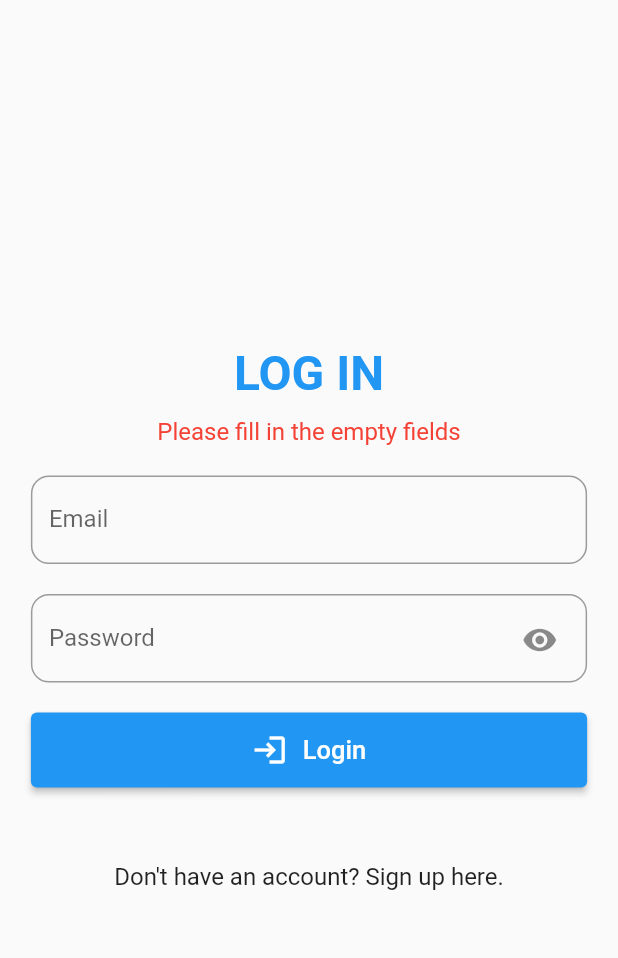
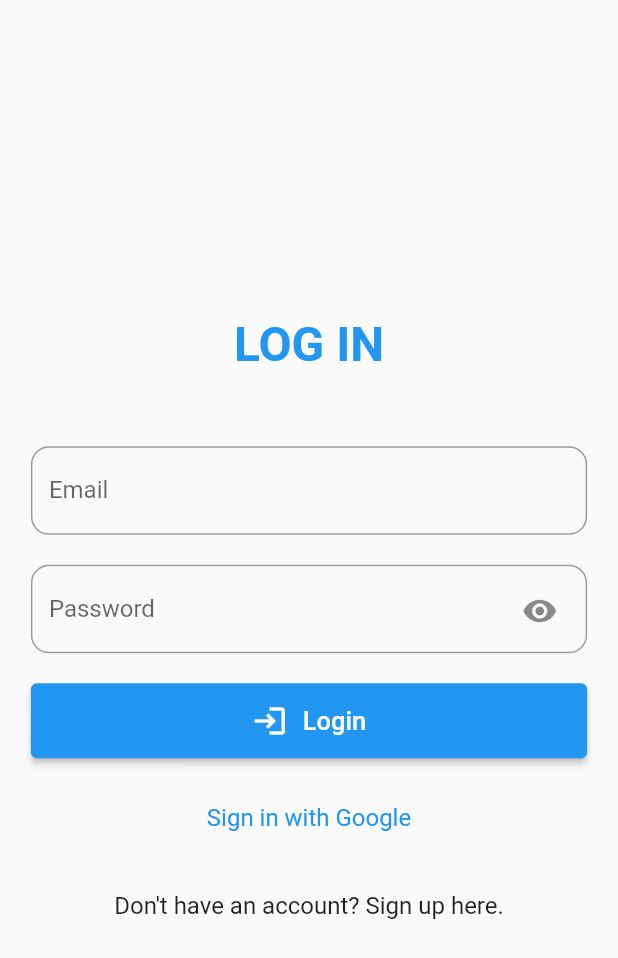
Before and after one commit to hannahlabana/cis2202-introToFlutter, a Flutter app: the screen it shows after launch, after a tap on "Login", on a phone screen of 412 x 824 dp. Shown: the top 958 px of the screen. Run offline on Flutter 3.47's test engine with Material 2 defaults, Android fonts, the phone set to English and light mode, and no system bars; drawn by our look-alikes of modal_progress_hud_nsn; our stand-ins replace firebase_auth, firebase_core, google_sign_in; accounts and stored records are empty.

Commit message:
google sign in added

```diff
--- a/lib/main.dart
+++ b/lib/main.dart
@@ -1,8 +1,11 @@
 import 'package:flutter/material.dart';
 import 'package:flutter_intro/routes.dart';
 import 'package:flutter_intro/screens/LoginScreen.dart';
+import 'package:firebase_core/firebase_core.dart';
 
-void main() {
+void main() async {
+  WidgetsFlutterBinding.ensureInitialized();
+  await Firebase.initializeApp();
   runApp(MaterialApp(
     debugShowCheckedModeBanner: false,
     initialRoute: LoginScreen.routeName,
--- a/lib/screens/Dashboard.dart
+++ b/lib/screens/Dashboard.dart
@@ -8,16 +8,16 @@ class Dashboard extends StatefulWidget {
   State<Dashboard> createState() => _DashboardState();
 }
 
-class ScreenArguments {
-  final String message;
+// class ScreenArguments {
+//   final String message;
 
-  ScreenArguments(this.message);
-}
+//   ScreenArguments(this.message);
+// }
 
 class _DashboardState extends State<Dashboard> {
   @override
   Widget build(BuildContext context) {
-  final args = ModalRoute.of(context)!.settings.arguments as ScreenArguments;
+  //final args = ModalRoute.of(context)!.settings.arguments as ScreenArguments;
 
     return Scaffold(
       appBar: AppBar(
@@ -37,7 +37,7 @@ class _DashboardState extends State<Dashboard> {
         ],
       ),
       body: Center(
-        child: Text(args.message),
+        //child: Text(args.message),
       ),
     );
   }
--- a/lib/screens/LoginScreen.dart
+++ b/lib/screens/LoginScreen.dart
@@ -4,6 +4,8 @@ import 'package:flutter_intro/screens/SignUp.dart';
 import 'package:flutter_intro/widget/CustomTextField.dart';
 import 'package:flutter_intro/widget/PasswordField.dart';
 import 'package:flutter_intro/widget/PrimaryButton.dart';
+import 'package:flutter_intro/services/AuthService.dart';
+import 'package:modal_progress_hud_nsn/modal_progress_hud_nsn.dart';
 
 class LoginScreen extends StatefulWidget {
   static String routeName = "/login";
@@ -14,9 +16,11 @@ class LoginScreen extends StatefulWidget {
 }
 
 class _LoginScreenState extends State<LoginScreen> {
+  AuthService _authService = AuthService();
   final TextEditingController emailController = TextEditingController();
   final TextEditingController passwordController = TextEditingController();
   bool obscurePassword = true;
+  bool isLogginIn = false;
   String validation = '';
 
   @override
@@ -25,18 +29,25 @@ class _LoginScreenState extends State<LoginScreen> {
     return Scaffold(
       body: Container(
           child: Center(
+        child: ModalProgressHUD(
+          inAsyncCall: isLogginIn,
           child: SingleChildScrollView(
               child: Center(
                   child: Container(
                       width: width * 0.9,
                       child: Column(
                         children: [
-                        Text('LOG IN', style: TextStyle(fontSize: 32.0, color: Colors.blue, fontWeight: FontWeight.bold)),
+                          Text('LOG IN',
+                              style: TextStyle(
+                                  fontSize: 32.0,
+                                  color: Colors.blue,
+                                  fontWeight: FontWeight.bold)),
                           const SizedBox(
                             height: 10.0,
                           ),
                           Text(validation,
-                          style: TextStyle(fontSize: 16.0, color: Colors.red)),
+                              style:
+                                  TextStyle(fontSize: 16.0, color: Colors.red)),
                           const SizedBox(
                             height: 20.0,
                           ),
@@ -61,26 +72,44 @@ class _LoginScreenState extends State<LoginScreen> {
                               text: "Login",
                               iconData: Icons.login,
                               onPress: () {
-                              if(emailController.text == '' ||
-                                passwordController.text == ''){
-                                  setState(() {
-                                    validation = "Please fill in the empty fields";
-                                  });
-                              } else if (!emailController.text.contains('@')
-                                  || !emailController.text.contains('.com')) {
-                                setState(() {
-                                  validation = "Please provide a valid email";
-                                });
-                              } else {
-                                Navigator.pushReplacementNamed(
-                                  context, Dashboard.routeName,
-                                  arguments: ScreenArguments(
-                                    emailController.text,
-                              ));
-                              }
+                                // insert email and pass auth
+                                // if (emailController.text == '' ||
+                                //     passwordController.text == '') {
+                                //   setState(() {
+                                //     validation =
+                                //         "Please fill in the empty fields";
+                                //   });
+                                // } else if (!emailController.text.contains('@') ||
+                                //     !emailController.text.contains('.com')) {
+                                //   setState(() {
+                                //     validation = "Please provide a valid email";
+                                //   });
+                                // } else {
+                                //   Navigator.pushReplacementNamed(
+                                //       context, Dashboard.routeName,
+                                //       arguments: ScreenArguments(
+                                //         emailController.text,
+                                //       ));
+                                // }
                               }),
                           const SizedBox(
-                          height: 50.0,
+                            height: 30.0,
+                          ),
+                          Container(
+                            child: Center(
+                              child: GestureDetector(
+                                  onTap: () {
+                                    loginWithProvider();
+                                  },
+                                  child: const Text(
+                                    "Sign in with Google",
+                                    style: TextStyle(
+                                        fontSize: 16.0, color: Colors.blue),
+                                  )),
+                            ),
+                          ),
+                          const SizedBox(
+                            height: 40.0,
                           ),
                           Container(
                             child: Center(
@@ -97,6 +126,7 @@ class _LoginScreenState extends State<LoginScreen> {
                           ),
                         ],
                       )))),
+        ),
       )),
     );
   }
@@ -106,4 +136,20 @@ class _LoginScreenState extends State<LoginScreen> {
       obscurePassword = !obscurePassword;
     });
   }
+
+  loginWithProvider() async {
+    try {
+      setState(() {
+        isLogginIn = true;
+      });
+      var user = await _authService.signInWithGoogle();
+      Navigator.pushReplacementNamed(context, Dashboard.routeName);
+    } catch (e) {
+      print(e.toString());
     }
+
+    setState(() {
+      isLogginIn = false;
+    });
+  }
+}
--- a/lib/screens/Settings.dart
+++ b/lib/screens/Settings.dart
@@ -1,5 +1,6 @@
 import 'package:flutter/material.dart';
 import 'package:flutter_intro/screens/LoginScreen.dart';
+import 'package:flutter_intro/services/AuthService.dart';
 
 class Settings extends StatefulWidget {
   static String routeName = "/settings";
@@ -9,13 +10,15 @@ class Settings extends StatefulWidget {
 }
 
 class _SettingsState extends State<Settings> {
+  AuthService _authService = AuthService();
   @override
   Widget build(BuildContext context) {
     return Scaffold(
       appBar: AppBar(
         actions: [
           GestureDetector(
-              onTap: () {
+              onTap: () async {
+                await _authService.logout();
                 Navigator.of(context).pushNamedAndRemoveUntil(
                     LoginScreen.routeName, (Route<dynamic> route) => false);
               },
--- a/pubspec.yaml
+++ b/pubspec.yaml
@@ -36,6 +36,12 @@ dependencies:
   # The following adds the Cupertino Icons font to your application.
   # Use with the CupertinoIcons class for iOS style icons.
   cupertino_icons: ^1.0.2
+  firebase_core: ^2.3.0
+  firebase_auth: ^4.1.3
+  google_sign_in: ^5.4.2
+  modal_progress_hud_nsn: ^0.3.0
+  #firebase_crashlytics: ^3.0.7
+
 
 dev_dependencies:
   flutter_test:
```
Also changed, not shown: lib/services/AuthService.dart (added, +29 -0 lines), lib/services/EmailPassService.dart (added, +9 -0 lines), pubspec.lock, 9 other files. Lines whose indentation alone changed are shown as unchanged.
